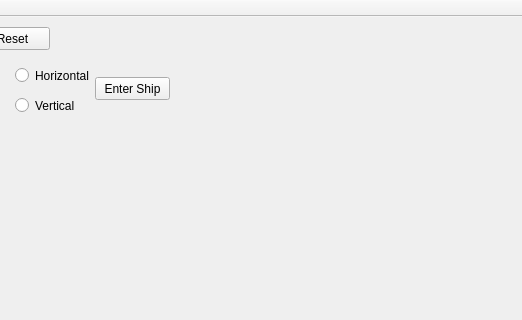
Old version of the form 17B_PROJECT_2/mainwindow.ui in the repository om2154460/battleship_17B; both pictures show x 355 to 877 and y 0 to 320 of the 877 by 610 pixel window.
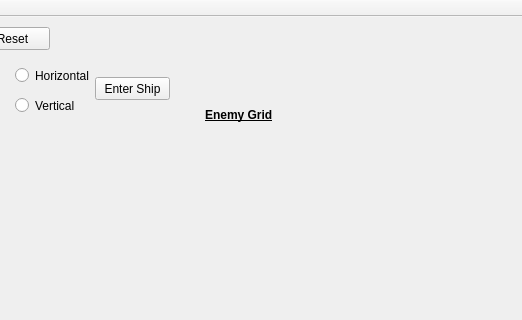
New version of the form.

The edit to the form file:
```diff
--- a/17B_PROJECT_2/mainwindow.ui
+++ b/17B_PROJECT_2/mainwindow.ui
@@ -147,6 +147,26 @@
     </property>
     <layout class="QGridLayout" name="enemyGrid"/>
    </widget>
+   <widget class="QLabel" name="label_4">
+    <property name="geometry">
+     <rect>
+      <x>560</x>
+      <y>90</y>
+      <width>71</width>
+      <height>16</height>
+     </rect>
+    </property>
+    <property name="font">
+     <font>
+      <weight>75</weight>
+      <bold>true</bold>
+      <underline>true</underline>
+     </font>
+    </property>
+    <property name="text">
+     <string>Enemy Grid</string>
+    </property>
+   </widget>
   </widget>
   <widget class="QMenuBar" name="menuBar">
    <property name="geometry">
```
